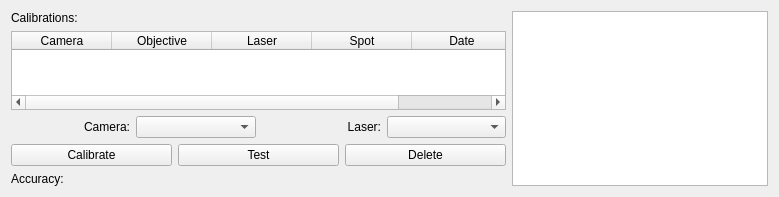
Qt form lib/devices/Scanner/DeviceTemplate.ui (acq4/acq4) before a commit.
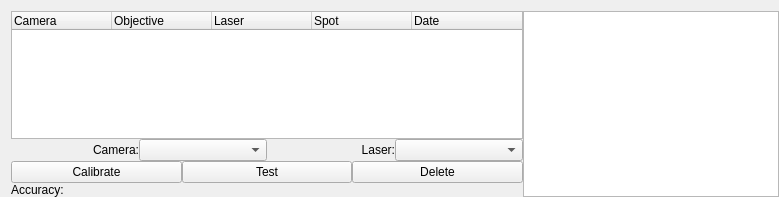
The same form after that commit. Custom widgets are drawn as their Qt base class.

```diff
--- a/lib/devices/Scanner/DeviceTemplate.ui
+++ b/lib/devices/Scanner/DeviceTemplate.ui
@@ -14,13 +14,15 @@
    <string>Form</string>
   </property>
   <layout class="QGridLayout" name="gridLayout">
-   <item row="0" column="0">
-    <widget class="QLabel" name="label">
-     <property name="text">
-      <string>Calibrations:</string>
-     </property>
-    </widget>
-   </item>
+   <property name="rightMargin">
+    <number>0</number>
+   </property>
+   <property name="bottomMargin">
+    <number>0</number>
+   </property>
+   <property name="spacing">
+    <number>0</number>
+   </property>
    <item row="0" column="2" rowspan="6">
     <widget class="QGraphicsView" name="view">
      <property name="sizePolicy">
@@ -31,35 +33,6 @@
      </property>
     </widget>
    </item>
-   <item row="1" column="0" colspan="2">
-    <widget class="QTableWidget" name="calibrationList">
-     <column>
-      <property name="text">
-       <string>Camera</string>
-      </property>
-     </column>
-     <column>
-      <property name="text">
-       <string>Objective</string>
-      </property>
-     </column>
-     <column>
-      <property name="text">
-       <string>Laser</string>
-      </property>
-     </column>
-     <column>
-      <property name="text">
-       <string>Spot</string>
-      </property>
-     </column>
-     <column>
-      <property name="text">
-       <string>Date</string>
-      </property>
-     </column>
-    </widget>
-   </item>
    <item row="2" column="0" colspan="2">
     <layout class="QHBoxLayout" name="horizontalLayout">
      <item>
@@ -129,8 +102,56 @@
      </property>
     </widget>
    </item>
+   <item row="1" column="0" colspan="2">
+    <widget class="QTreeWidget" name="calibrationList">
+     <property name="rootIsDecorated">
+      <bool>false</bool>
+     </property>
+     <property name="itemsExpandable">
+      <bool>false</bool>
+     </property>
+     <attribute name="headerStretchLastSection">
+      <bool>true</bool>
+     </attribute>
+     <attribute name="headerStretchLastSection">
+      <bool>true</bool>
+     </attribute>
+     <column>
+      <property name="text">
+       <string>Camera</string>
+      </property>
+     </column>
+     <column>
+      <property name="text">
+       <string>Objective</string>
+      </property>
+     </column>
+     <column>
+      <property name="text">
+       <string>Laser</string>
+      </property>
+     </column>
+     <column>
+      <property name="text">
+       <string>Spot</string>
+      </property>
+     </column>
+     <column>
+      <property name="text">
+       <string>Date</string>
+      </property>
+     </column>
+    </widget>
+   </item>
   </layout>
  </widget>
+ <customwidgets>
+  <customwidget>
+   <class>GraphicsView</class>
+   <extends>QGraphicsView</extends>
+   <header>lib.util.qtgraph.GraphicsView</header>
+  </customwidget>
+ </customwidgets>
  <resources/>
  <connections/>
 </ui>
```
Left out of the diff: 2 changed lines with no effect on the pictures.
